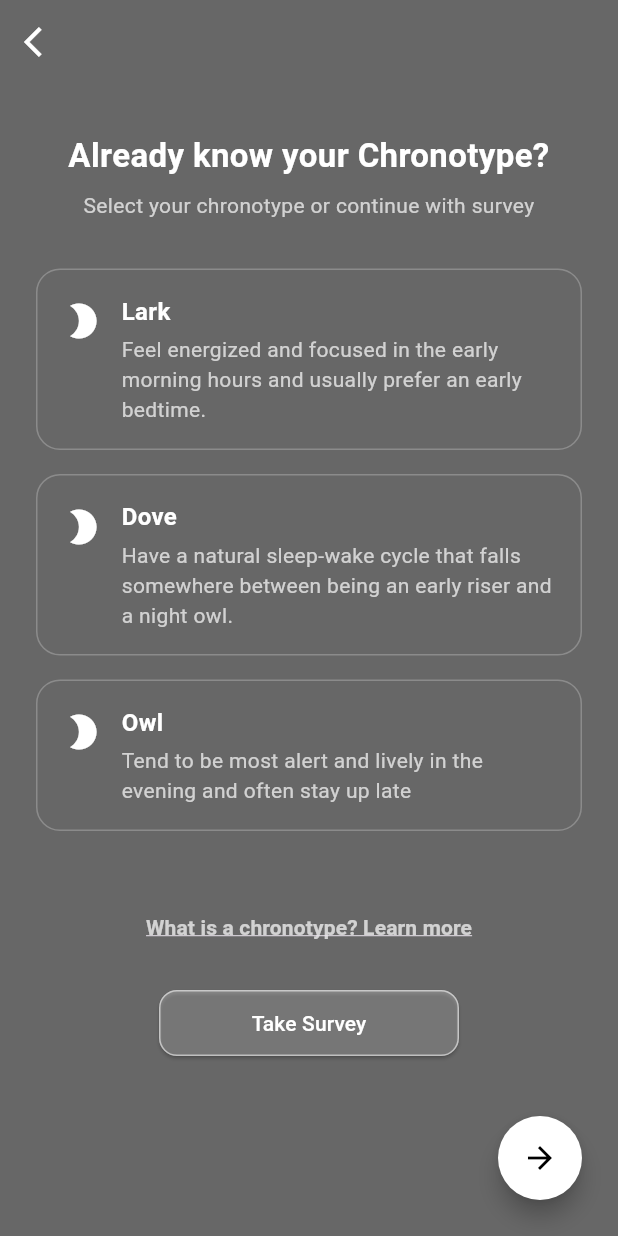
After one commit to brokoline/OcutuneApplication, a Flutter app: the ChooseChronotypeScreen screen opened by its route, on a phone screen of 412 x 824 dp. The commit adds this screen. Run offline on Flutter 3.47's test engine with Material 3 defaults, Android fonts, the phone set to English and light mode, and no system bars.

Commit message:
choose chronotype screen spiller

```diff
--- a/lib/main.dart
+++ b/lib/main.dart
@@ -1,5 +1,6 @@
 import 'package:flutter/material.dart';
 import 'package:flutter/services.dart'; // ← nødvendigt for SystemChrome
+import 'package:ocutune_light_logger/screens/register/choose_chronotype_screen.dart';
 import 'package:ocutune_light_logger/screens/register/profile_setup_screen.dart';
 import 'package:ocutune_light_logger/screens/register/register_screen.dart';
 import 'package:ocutune_light_logger/screens/register/terms%20and%20policy/privacypolicy_screen.dart';
@@ -42,6 +43,7 @@ class OcutuneApp extends StatelessWidget {
         '/privacy': (context) => const PrivacyPolicyScreen(),
         '/terms': (context) => const TermsConditionsScreen(),
         '/profile': (context) => const ProfileSetupScreen(),
+        '/chooseChronotype': (context) => const ChooseChronotypeScreen(),
       },
     );
   }
--- /dev/null
+++ b/lib/screens/register/choose_chronotype_screen.dart
@@ -0,0 +1,184 @@
+import 'package:flutter/material.dart';
+import '/theme/colors.dart';
+import '/widgets/ocutune_button.dart';
+
+class ChooseChronotypeScreen extends StatefulWidget {
+  const ChooseChronotypeScreen({super.key});
+
+  @override
+  State<ChooseChronotypeScreen> createState() => _ChooseChronotypeScreenState();
+}
+
+class _ChooseChronotypeScreenState extends State<ChooseChronotypeScreen> {
+  String? selectedChronotype;
+
+  final List<Map<String, String>> chronotypes = [
+    {
+      'title': 'Lark',
+      'description': 'Feel energized and focused in the early morning hours and usually prefer an early bedtime.'
+    },
+    {
+      'title': 'Dove',
+      'description': 'Have a natural sleep-wake cycle that falls somewhere between being an early riser and a night owl.'
+    },
+    {
+      'title': 'Owl',
+      'description': 'Tend to be most alert and lively in the evening and often stay up late'
+    },
+  ];
+
+  @override
+  Widget build(BuildContext context) {
+    return Scaffold(
+      backgroundColor: lightGray,
+      appBar: AppBar(
+        backgroundColor: lightGray,
+        elevation: 0,
+        leading: IconButton(
+          icon: const Icon(Icons.arrow_back_ios, color: Colors.white),
+          onPressed: () => Navigator.pop(context),
+        ),
+      ),
+      body: SafeArea(
+        child: Stack(
+          children: [
+            Center(
+              child: SingleChildScrollView(
+                padding: const EdgeInsets.symmetric(horizontal: 24, vertical: 32),
+                child: ConstrainedBox(
+                  constraints: const BoxConstraints(maxWidth: 400),
+                  child: Column(
+                    crossAxisAlignment: CrossAxisAlignment.center,
+                    children: [
+                      const Text(
+                        "Already know your Chronotype?",
+                        textAlign: TextAlign.center,
+                        style: TextStyle(
+                          fontSize: 22,
+                          fontWeight: FontWeight.bold,
+                          color: Colors.white,
+                        ),
+                      ),
+                      const SizedBox(height: 8),
+                      const Text(
+                        "Select your chronotype or continue with survey",
+                        textAlign: TextAlign.center,
+                        style: TextStyle(
+                          fontSize: 14,
+                          color: Colors.white70,
+                        ),
+                      ),
+                      const SizedBox(height: 32),
+                      ...chronotypes.map((type) => _buildChronoCard(type)).toList(),
+                      const SizedBox(height: 24),
+                      TextButton(
+                        onPressed: () {
+                          // Navigate to info screen
+                        },
+                        child: const Text(
+                          "What is a chronotype? Learn more",
+                          style: TextStyle(
+                            color: Colors.white70,
+                            decoration: TextDecoration.underline,
+                            fontWeight: FontWeight.bold,
+                          ),
+                        ),
+                      ),
+                      const SizedBox(height: 16),
+                      Center(
+                        child: SizedBox(
+                          width: 200,
+                          child: ElevatedButton(
+                            style: ElevatedButton.styleFrom(
+                              backgroundColor: Colors.white24,
+                              foregroundColor: Colors.white,
+                              padding: const EdgeInsets.symmetric(vertical: 12),
+                              shape: RoundedRectangleBorder(
+                                borderRadius: BorderRadius.circular(12),
+                                side: const BorderSide(color: Colors.white54),
+                              ),
+                            ),
+                            onPressed: () {
+                              // Navigate to survey
+                            },
+                            child: const Text("Take Survey"),
+                          ),
+                        ),
+                      ),
+                      const SizedBox(height: 100),
+                    ],
+                  ),
+                ),
+              ),
+            ),
+            Positioned(
+              bottom: 24,
+              right: 24,
+              child: OcutuneButton(
+                type: OcutuneButtonType.floatingIcon,
+                onPressed: () {
+                  if (selectedChronotype != null) {
+                    // Go to next screen
+                  }
+                },
+              ),
+            ),
+          ],
+        ),
+      ),
+    );
+  }
+
+  Widget _buildChronoCard(Map<String, String> type) {
+    final isSelected = selectedChronotype == type['title'];
+    return GestureDetector(
+      onTap: () {
+        setState(() {
+          selectedChronotype = type['title'];
+        });
+      },
+      child: Container(
+        width: double.infinity,
+        margin: const EdgeInsets.only(bottom: 16),
+        padding: const EdgeInsets.all(16),
+        decoration: BoxDecoration(
+          border: Border.all(color: isSelected ? Colors.white : Colors.white24),
+          borderRadius: BorderRadius.circular(16),
+          color: isSelected ? Colors.white10 : Colors.transparent,
+        ),
+        child: Row(
+          crossAxisAlignment: CrossAxisAlignment.start,
+          children: [
+            const Padding(
+              padding: EdgeInsets.only(top: 4.0, right: 12),
+              child: Icon(Icons.brightness_2, color: Colors.white, size: 28),
+            ),
+            Expanded(
+              child: Column(
+                crossAxisAlignment: CrossAxisAlignment.start,
+                children: [
+                  Text(
+                    type['title']!,
+                    style: const TextStyle(
+                      fontWeight: FontWeight.bold,
+                      color: Colors.white,
+                      fontSize: 16,
+                    ),
+                  ),
+                  const SizedBox(height: 4),
+                  Text(
+                    type['description']!,
+                    style: const TextStyle(
+                      color: Colors.white70,
+                      fontSize: 14,
+                    ),
+                  )
+                ],
+              ),
+            )
+          ],
+        ),
+      ),
+    );
+  }
+}
--- a/lib/screens/register/profile_setup_screen.dart
+++ b/lib/screens/register/profile_setup_screen.dart
@@ -143,7 +143,7 @@ class _ProfileSetupScreenState extends State<ProfileSetupScreen> {
                   print('Birthday year: $selectedYear');
                   print('Gender: $selectedGender');
 
-                  // navigate to next screen here
+                  Navigator.pushNamed(context, '/chooseChronotype');
                 },
               ),
             ),
```
